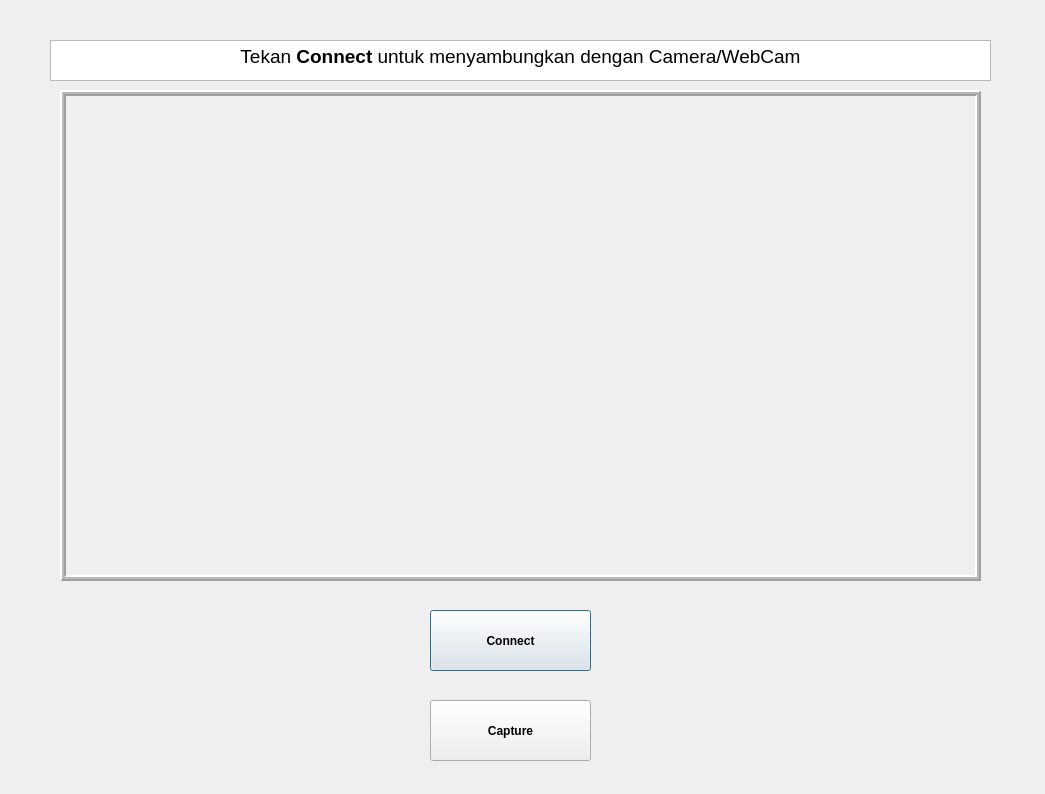
The window that mainwindow.ui (adle15/text-detection) describes before a commit, drawn with Qt 5.
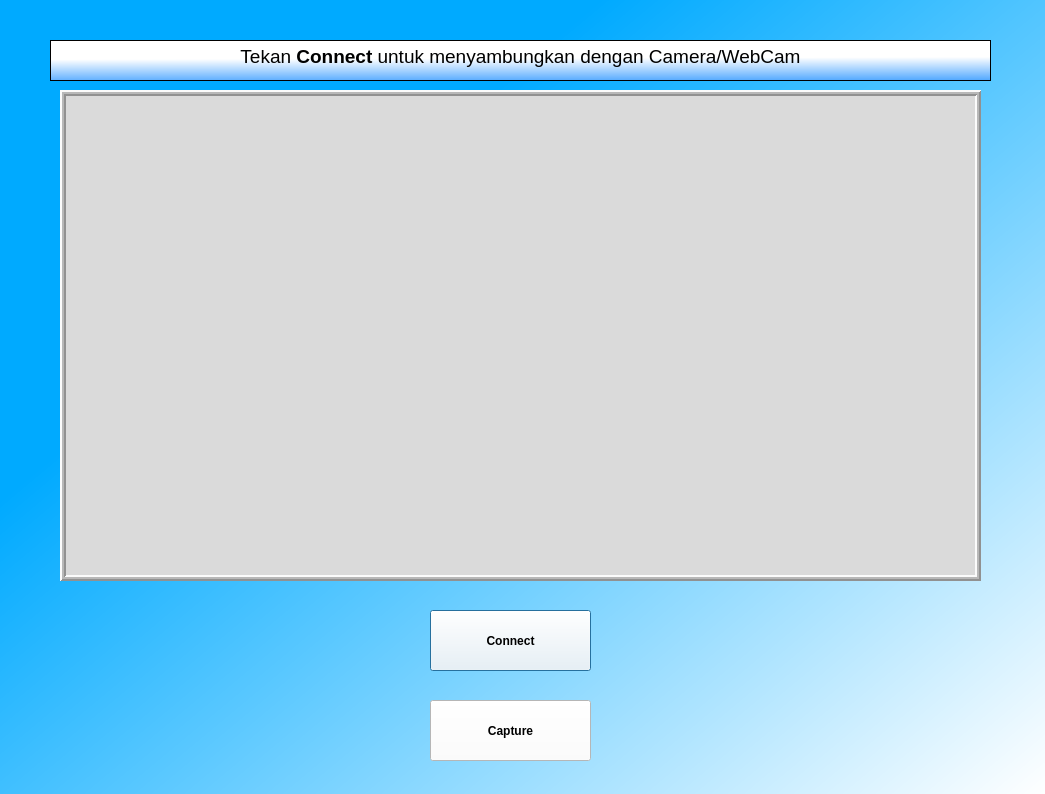
The same window after the commit.

Commit message: Open with QtDesigner

```diff
--- a/mainwindow.ui
+++ b/mainwindow.ui
@@ -13,6 +13,19 @@
   <property name="windowTitle">
    <string>Dialog</string>
   </property>
+  <property name="styleSheet">
+   <string notr="true">QDialog { background-color: qlineargradient(spread:pad, x1:0.268, y1:0.335227, x2:1, y2:1, stop:0 rgba(0, 170, 255, 255), stop:1 rgba(255, 255, 255, 255));
+}
+
+QLabel{ background-color: rgb(218, 218, 218)
+}
+
+QTextBrowser{ background-color:qlineargradient(spread:pad, x1:0.522388, y1:1, x2:0.487124, y2:0.443, stop:0 rgba(85, 170, 255, 255), stop:1 rgba(255, 255, 255, 255))
+}
+
+QPushButton{ background-color:rgb(255, 255, 255)
+}</string>
+  </property>
   <widget class="QLabel" name="imgLabel">
    <property name="geometry">
     <rect>
@@ -53,6 +66,9 @@
      <bold>true</bold>
     </font>
    </property>
+   <property name="styleSheet">
+    <string notr="true"/>
+   </property>
    <property name="text">
     <string>Connect</string>
    </property>
```
